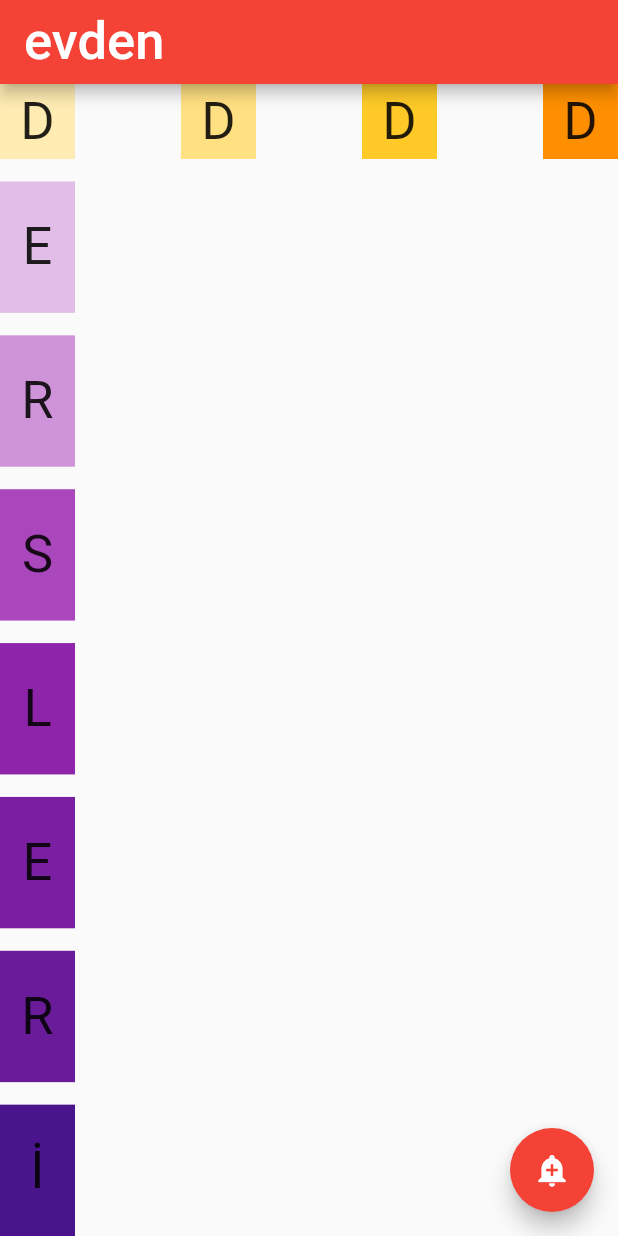
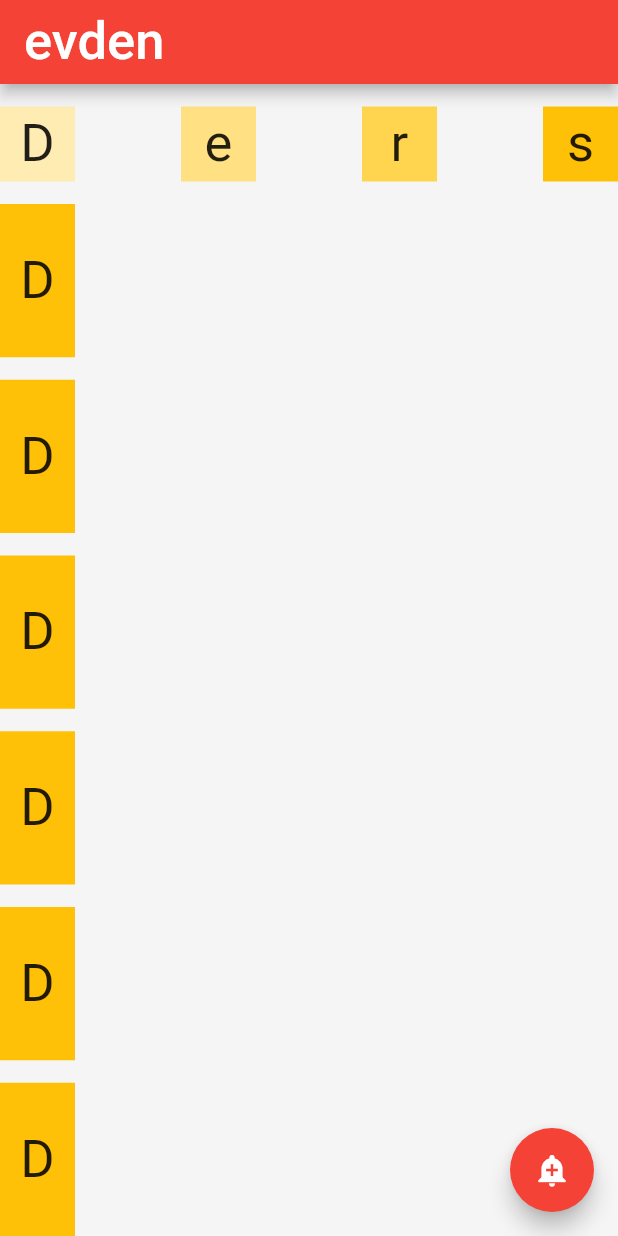
Before and after one commit to SerkanAlpaslan/Flutter_Dersleri, a Flutter app: the screen it shows after launch, on a phone screen of 412 x 824 dp. Run offline on Flutter 3.47's test engine with Material 2 defaults, Android fonts, the phone set to English and light mode, and no system bars.

Commit message:
27.11 first example finished

```diff
--- a/lib/main.dart
+++ b/lib/main.dart
@@ -5,151 +5,53 @@ void main() {
 }
 
 class MyApp extends StatelessWidget {
+  Container containerOlustur(String harf, Color renk) {
+    return Container(
+      alignment: Alignment.center,
+      height: 50,
+      width: 50,
+      color: renk,
+      margin: EdgeInsets.only(top: 15),
+      child: Text(
+        harf,
+        style: TextStyle(fontSize: 35),
+      ),
+    );
+  }
+
   Row dartRowunuOlustur() {
     return Row(
       mainAxisAlignment: MainAxisAlignment.spaceBetween,
       children: [
-        Container(
-          alignment: Alignment.center,
-          color: Colors.amber[100],
-          width: 50,
-          height: 50,
-          child: Text(
-            "D",
-            style: TextStyle(fontSize: 35),
-          ),
-        ),
-        Container(
-          alignment: Alignment.center,
-          color: Colors.amber[200],
-          width: 50,
-          height: 50,
-          child: Text(
-            "D",
-            style: TextStyle(fontSize: 35),
-          ),
-        ),
-        Container(
-          alignment: Alignment.center,
-          color: Colors.amber[400],
-          width: 50,
-          height: 50,
-          child: Text(
-            "D",
-            style: TextStyle(fontSize: 35),
-          ),
-        ),
-        Container(
-          alignment: Alignment.center,
-          color: Colors.amber[800],
-          width: 50,
-          height: 50,
-          child: Text(
-            "D",
-            style: TextStyle(fontSize: 35),
-          ),
-        )
+        containerOlustur("D", Colors.amber[100]),
+        containerOlustur("e", Colors.amber[200]),
+        containerOlustur("r", Colors.amber[300]),
+        containerOlustur("s", Colors.amber),
       ],
     );
   }
 
   Column dersleriColumunuOlustur() {
-    return Column(
-      crossAxisAlignment: CrossAxisAlignment.end,
-      children: [
+    return Column(crossAxisAlignment: CrossAxisAlignment.end, children: [
       Expanded(
-          child: Container(
-            alignment: Alignment.center,
-            height: 50,
-            width: 50,
-            color: Colors.purple[100],
-            margin: EdgeInsets.only(top: 15),
-            child: Text(
-              "E",
-              style: TextStyle(fontSize: 35),
-            ),
-          ),
+        child: containerOlustur("D", Colors.amber),
       ),
       Expanded(
-          child: Container(
-            alignment: Alignment.center,
-            height: 50,
-            width: 50,
-            color: Colors.purple[200],
-            margin: EdgeInsets.only(top: 15),
-            child: Text(
-              "R",
-              style: TextStyle(fontSize: 35),
-            ),
-          ),
+        child: containerOlustur("D", Colors.amber),
       ),
       Expanded(
-          child: Container(
-            alignment: Alignment.center,
-            height: 50,
-            width: 50,
-            color: Colors.purple[400],
-            margin: EdgeInsets.only(top: 15),
-            child: Text(
-              "S",
-              style: TextStyle(fontSize: 35),
-            ),
-          ),
+        child: containerOlustur("D", Colors.amber),
       ),
       Expanded(
-          child: Container(
-            alignment: Alignment.center,
-            height: 50,
-            width: 50,
-            color: Colors.purple[600],
-            margin: EdgeInsets.only(top: 15),
-            child: Text(
-              "L",
-              style: TextStyle(fontSize: 35),
-            ),
-          ),
+        child: containerOlustur("D", Colors.amber),
       ),
       Expanded(
-          child: Container(
-            alignment: Alignment.center,
-            height: 50,
-            width: 50,
-            margin: EdgeInsets.only(top: 15),
-            color: Colors.purple[700],
-            child: Text(
-              "E",
-              style: TextStyle(fontSize: 35),
-            ),
-          ),
+        child: containerOlustur("D", Colors.amber),
       ),
       Expanded(
-          child: Container(
-            alignment: Alignment.center,
-            height: 50,
-            width: 50,
-            margin: EdgeInsets.only(top: 15),
-            color: Colors.purple[800],
-            child: Text(
-              "R",
-              style: TextStyle(fontSize: 35),
+        child: containerOlustur("D", Colors.amber),
       ),
-          ),
-        ),
-        Expanded(
-          child: Container(
-            alignment: Alignment.center,
-            height: 50,
-            width: 50,
-            color: Colors.purple[900],
-            margin: EdgeInsets.only(top: 15),
-            child: Text(
-              "İ",
-              style: TextStyle(fontSize: 35),
-            ),
-          ),
-        ),
-      ],
-    );
+    ]);
   }
 
   String _img1 =
@@ -170,6 +72,7 @@ class MyApp extends StatelessWidget {
           backgroundColor: Colors.red,
         ),
         body: Container(
+          color: Colors.grey[100],
           child: Column(
             crossAxisAlignment: CrossAxisAlignment.start,
             children: [
```
Lines whose indentation alone changed are shown as unchanged.
